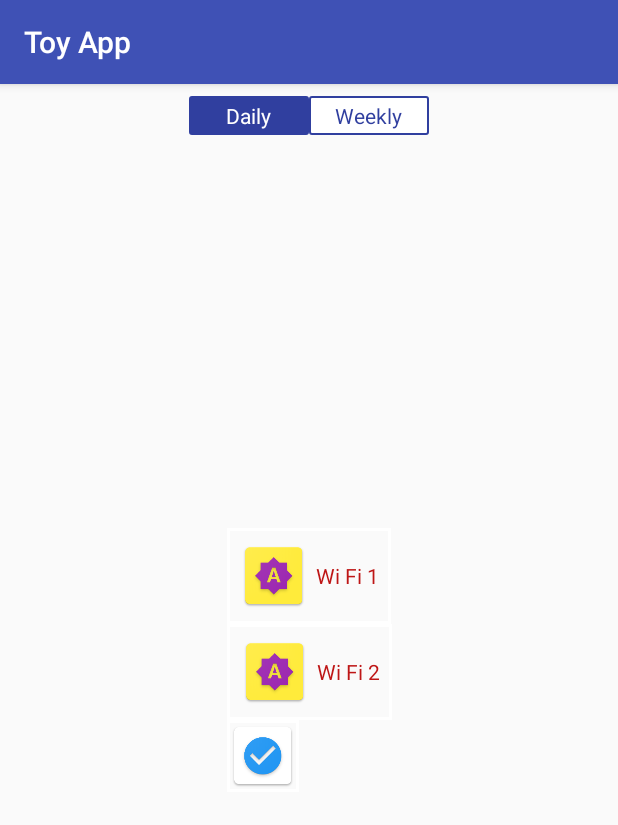
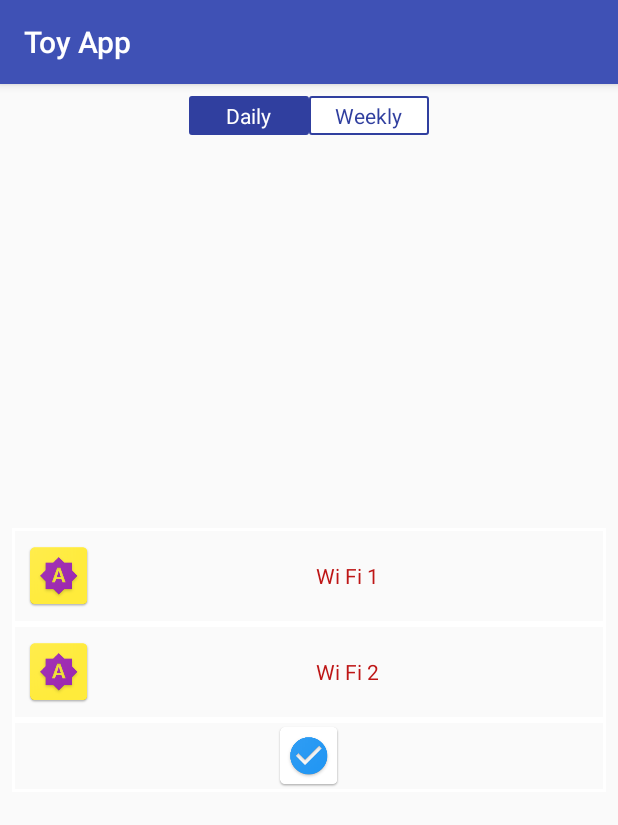
Before and after one commit to omega9999/ToyApp, an Android app: the CustomRadioButtonActivity screen opened directly, with no data from a screen before it, on a phone screen of 412 x 824 dp. Shown: the top 825 px of the screen. Run offline under Robolectric (Android 15) with nearby library versions, the light colour scheme and no system bars; our stand-ins replace sdp/ssp sizes.

Commit message:
add partially clickable radio button

```diff
--- a/app/src/main/java/com/example/android/toyapp/activity/CustomRadioButtonActivity.java
+++ b/app/src/main/java/com/example/android/toyapp/activity/CustomRadioButtonActivity.java
@@ -1,17 +1,21 @@
 package com.example.android.toyapp.activity;
+
+import android.annotation.SuppressLint;
+import android.content.Context;
+import android.graphics.Color;
+import android.graphics.ColorMatrix;
+import android.graphics.ColorMatrixColorFilter;
+import android.os.Bundle;
+import android.view.View;
+import android.view.ViewGroup;
+import android.widget.RadioButton;
+import android.widget.RadioGroup;
+import android.widget.Toast;
 
 import androidx.annotation.NonNull;
 import androidx.appcompat.app.AppCompatActivity;
-
-import android.graphics.ColorFilter;
-import android.graphics.ColorMatrix;
-import android.graphics.ColorMatrixColorFilter;
-import android.graphics.PorterDuff;
-import android.os.Bundle;
-import android.view.MotionEvent;
-import android.view.View;
-import android.widget.RadioButton;
-import android.widget.Toast;
+import androidx.constraintlayout.widget.ConstraintLayout;
+import androidx.constraintlayout.widget.ConstraintSet;
 
 import com.example.android.toyapp.R;
 
@@ -27,35 +31,43 @@ public class CustomRadioButtonActivity extends AppCompatActivity {
 
     }
 
+    @SuppressLint("ClickableViewAccessibility")
     @Override
     protected void onResume() {
         super.onResume();
 
-        final List<View> list = new ArrayList<>();
+        final List<RadioButton> list = new ArrayList<>();
         list.add(findViewById(R.id.radio1));
         list.add(findViewById(R.id.radio2));
         list.add(findViewById(R.id.radio3));
         list.add(findViewById(R.id.radio4));
 
-        list.get(2).setOnClickListener(v -> Toast.makeText(CustomRadioButtonActivity.this, "OnClickListener: Click on radio button disabled", Toast.LENGTH_SHORT).show());
+        View view = findViewById(R.id.textView2);
+        view.setOnTouchListener((v, event) -> {
+            // MotionEvent.ACTION_DOWN
+            Toast.makeText(this, "touch consumed : " + event.getAction(), Toast.LENGTH_SHORT).show();
+            return true;
+        });
+
+        //list.get(2).setOnClickListener(v -> Toast.makeText(CustomRadioButtonActivity.this, "OnClickListener: Click on radio button disabled", Toast.LENGTH_SHORT).show());
         //disable(list.get(2));
         hidden(list.get(1));
     }
 
-    /*
+
     //TODO implement better: greyscale and message when clicked, but do not change state
+    @SuppressLint("ClickableViewAccessibility")
     private void disable(@NonNull final RadioButton radioButton) {
         final ColorMatrix matrix = new ColorMatrix();
         matrix.setSaturation(0);  //0 means grayscale
         final ColorMatrixColorFilter cf = new ColorMatrixColorFilter(matrix);
         radioButton.setEnabled(false);
-        radioButton.getBackground().setColorFilter(cf);
+        //radioButton.getBackground().setColorFilter(cf);
         //radioButton.setOnClickListener(v -> Toast.makeText(CustomRadioButtonActivity.this, "OnClickListener: Click on radio button disabled", Toast.LENGTH_SHORT).show());
 
-        radioButton.setOnTouchListener((v,t) -> {Toast.makeText(CustomRadioButtonActivity.this, "OnTouchListener: Click on radio button disabled", Toast.LENGTH_SHORT).show();radioButton.performClick();return true;});
+
     }
 
-     */
 
     private void hidden(@NonNull final View radioButton) {
         radioButton.setVisibility(View.GONE);
--- a/app/src/main/res/layout/activity_custom_radio_button.xml
+++ b/app/src/main/res/layout/activity_custom_radio_button.xml
@@ -5,13 +5,14 @@
 <androidx.constraintlayout.widget.ConstraintLayout xmlns:android="http://schemas.android.com/apk/res/android"
     xmlns:app="http://schemas.android.com/apk/res-auto"
     xmlns:tools="http://schemas.android.com/tools"
+    android:id="@+id/root"
     android:layout_width="match_parent"
     android:layout_height="match_parent"
     tools:context=".activity.CustomRadioButtonActivity">
 
     <RadioGroup
         android:id="@+id/radioGroup1"
-        android:layout_width="wrap_content"
+        android:layout_width="0dp"
         android:layout_height="wrap_content"
         android:layout_centerHorizontal="true"
         android:layout_centerVertical="true"
@@ -26,22 +27,22 @@
 
         <RadioButton
             android:id="@+id/radio1"
-            android:layout_width="wrap_content"
+            android:layout_width="match_parent"
             android:layout_height="wrap_content"
             android:background="@drawable/radio_button_1_background"
             android:button="@android:color/transparent"
             android:clickable="true"
+            android:drawableStart="@drawable/radio_button_1_image"
+            android:drawablePadding="4dp"
             android:focusable="true"
             android:gravity="center"
             android:padding="8dp"
-            android:drawableStart="@drawable/radio_button_1_image"
-            android:drawablePadding="4dp"
-            android:textColor="@color/radio_flat_text_selector_1"
-            android:text="Wi Fi 1"/>
+            android:text="Wi Fi 1"
+            android:textColor="@color/radio_flat_text_selector_1" />
 
         <RadioButton
             android:id="@+id/radio2"
-            android:layout_width="wrap_content"
+            android:layout_width="match_parent"
             android:layout_height="wrap_content"
             android:background="@drawable/radio_button_2"
             android:button="@android:color/transparent"
@@ -50,22 +51,23 @@
             android:gravity="center"
             android:padding="8dp" />
 
-        <TextView
+        <RadioButton
             android:id="@+id/radio3"
-            android:layout_width="wrap_content"
+            android:layout_width="match_parent"
             android:layout_height="wrap_content"
             android:background="@drawable/radio_button_1_background"
             android:button="@android:color/transparent"
+            android:drawableStart="@drawable/radio_button_1_image"
+            android:drawablePadding="4dp"
             android:gravity="center"
             android:padding="8dp"
-            android:drawableStart="@drawable/radio_button_1_image"
-            android:drawablePadding="4dp"
-            android:textColor="@color/radio_flat_text_selector_1"
-            android:text="Wi Fi 2"/>
+            android:text="Wi Fi 2"
+            android:textColor="@color/radio_flat_text_selector_1" />
+
 
         <RadioButton
             android:id="@+id/radio4"
-            android:layout_width="wrap_content"
+            android:layout_width="match_parent"
             android:layout_height="wrap_content"
             android:background="@drawable/radio_button_4"
             android:button="@android:color/transparent"
@@ -122,4 +124,49 @@
 
     </RadioGroup>
 
+    <androidx.constraintlayout.widget.Guideline
+        android:id="@+id/guideline"
+        android:layout_width="wrap_content"
+        android:layout_height="wrap_content"
+        android:orientation="horizontal"
+        app:layout_constraintBottom_toBottomOf="parent"
+        app:layout_constraintEnd_toEndOf="parent"
+        app:layout_constraintGuide_percent="0.25"
+        app:layout_constraintStart_toStartOf="parent"
+        app:layout_constraintTop_toTopOf="parent" />
+
+    <androidx.constraintlayout.widget.Guideline
+        android:id="@+id/guideline2"
+        android:layout_width="wrap_content"
+        android:layout_height="0dp"
+        android:orientation="horizontal"
+        app:layout_constraintBottom_toBottomOf="parent"
+        app:layout_constraintEnd_toEndOf="parent"
+        app:layout_constraintGuide_percent="0.75"
+        app:layout_constraintStart_toStartOf="parent"
+        app:layout_constraintTop_toTopOf="parent" />
+
+    <View
+        android:id="@+id/textView2"
+        android:layout_width="0dp"
+        android:layout_height="0dp"
+        android:clickable="false"
+        android:enabled="false"
+        android:visibility="visible"
+        app:layout_constraintBottom_toTopOf="@+id/guideline2"
+        app:layout_constraintEnd_toStartOf="@+id/guideline3"
+        app:layout_constraintStart_toStartOf="parent"
+        app:layout_constraintTop_toTopOf="@+id/guideline"
+        tools:text="TextView" />
+
+    <androidx.constraintlayout.widget.Guideline
+        android:id="@+id/guideline3"
+        android:layout_width="wrap_content"
+        android:layout_height="wrap_content"
+        android:orientation="vertical"
+        app:layout_constraintBottom_toBottomOf="parent"
+        app:layout_constraintGuide_percent="0.51"
+        app:layout_constraintTop_toTopOf="parent" />
+
+
 </androidx.constraintlayout.widget.ConstraintLayout>
```
